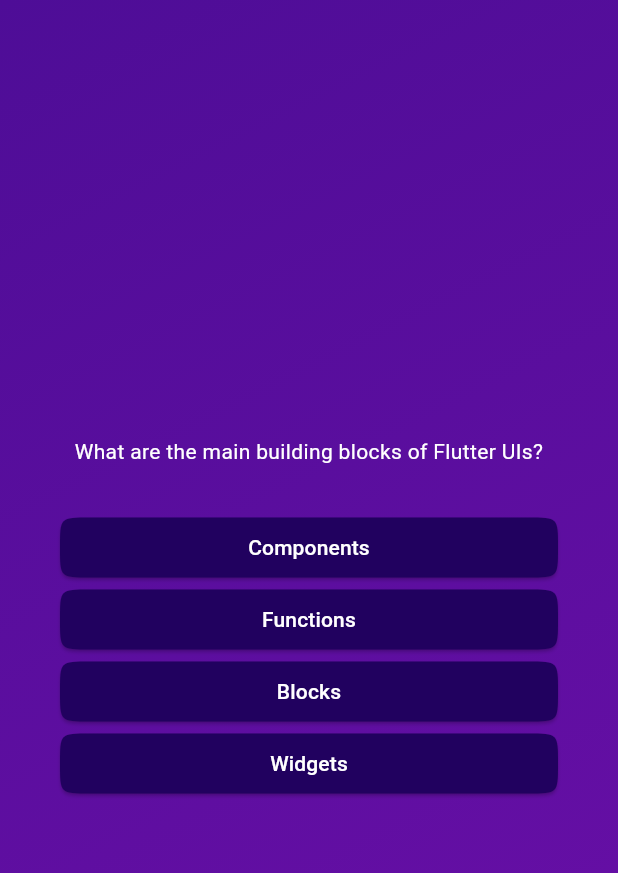
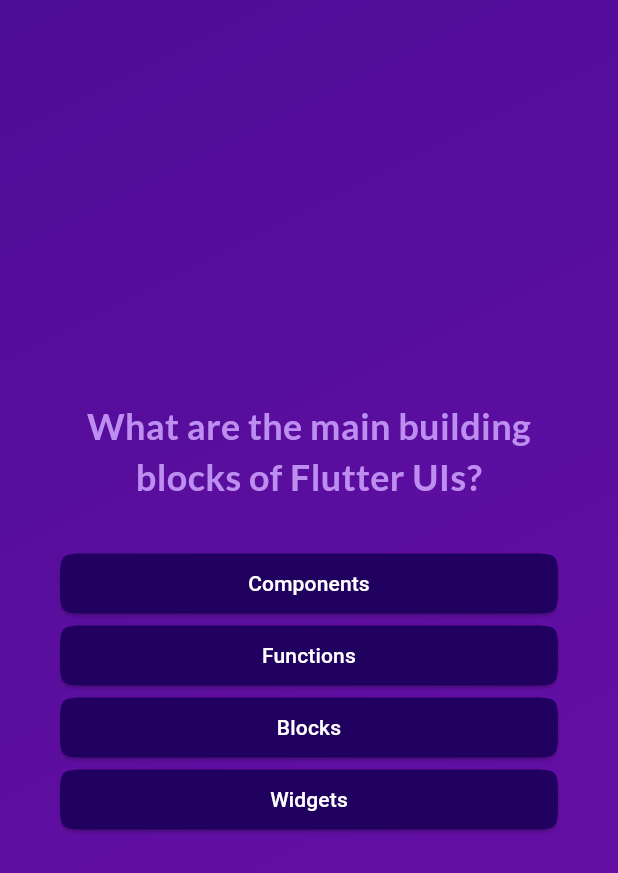
Before and after one commit to mxg-mega/Quiz_App, a Flutter app: the screen it shows after launch, after a tap on "Start Quiz", on a phone screen of 412 x 824 dp. Shown: the top 873 px of the screen. Run offline on Flutter 3.47's test engine with Material 3 defaults, Android fonts, the phone set to English and light mode, and no system bars; our stand-ins replace google_fonts.

Commit message:
Migrating project and save answered questions implementation

```diff
--- a/lib/questions_screen.dart
+++ b/lib/questions_screen.dart
@@ -1,9 +1,12 @@
 import 'package:flutter/material.dart';
 import 'package:adv_basics/answer_button.dart';
 import 'package:adv_basics/data/questions.dart';
+import 'package:google_fonts/google_fonts.dart';
 
 class QuestionsScreen extends StatefulWidget {
-  const QuestionsScreen({super.key});
+  const QuestionsScreen({super.key, required this.onSelectAnswer});
+
+  final void Function(String answer) onSelectAnswer;
 
   @override
   State<QuestionsScreen> createState() {
@@ -34,8 +37,10 @@ class _QuestionsScreenState extends State<QuestionsScreen> {
           children: [
             Text(
               currentQuestion.question,
-              style: const TextStyle(
-                color: Colors.white,
+              style: GoogleFonts.lato(
+                color: const Color.fromARGB(255, 189, 142, 240),
+                fontSize: 24,
+                fontWeight: FontWeight.bold,
               ),
               textAlign: TextAlign.center,
             ),
--- a/lib/quiz.dart
+++ b/lib/quiz.dart
@@ -13,6 +13,7 @@ class Quiz extends StatefulWidget {
 }
 
 class _QuizState extends State<Quiz> {
+  List<String> answeredQuestions = [];
   var activeScreen = 'start-screen';
 
   // @override
@@ -27,12 +28,18 @@ class _QuizState extends State<Quiz> {
     });
   }
 
+  void chooseAnswer(String answers) {
+    answeredQuestions.add(answers);
+  }
+
   @override
   Widget build(context) {
     Widget screenWidget = StartScreen(switchScreen);
 
     if (activeScreen == 'questions-screen') {
-      screenWidget = const QuestionsScreen();
+      screenWidget = QuestionsScreen(
+        onSelectAnswer: chooseAnswer,
+      );
     }
 
     return MaterialApp(
--- a/lib/start_screen.dart
+++ b/lib/start_screen.dart
@@ -1,4 +1,5 @@
 import 'package:flutter/material.dart';
+import 'package:google_fonts/google_fonts.dart';
 
 class StartScreen extends StatelessWidget {
   const StartScreen(this.startQuiz, {super.key});
@@ -26,10 +27,10 @@ class StartScreen extends StatelessWidget {
           const SizedBox(
             height: 80,
           ),
-          const Text(
+          Text(
             'Learn Flutter The Fun Way!',
-            style: TextStyle(
-              color: Color.fromARGB(255, 237, 223, 252),
+            style: GoogleFonts.lato(
+              color: const Color.fromARGB(255, 237, 223, 252),
               fontSize: 24,
             ),
           ),
--- a/pubspec.yaml
+++ b/pubspec.yaml
@@ -35,6 +35,7 @@ dependencies:
   # The following adds the Cupertino Icons font to your application.
   # Use with the CupertinoIcons class for iOS style icons.
   cupertino_icons: ^1.0.2
+  google_fonts: ^6.2.1
 
 dev_dependencies:
   flutter_test:
```
Also changed, not shown: pubspec.lock, 4 other files.
